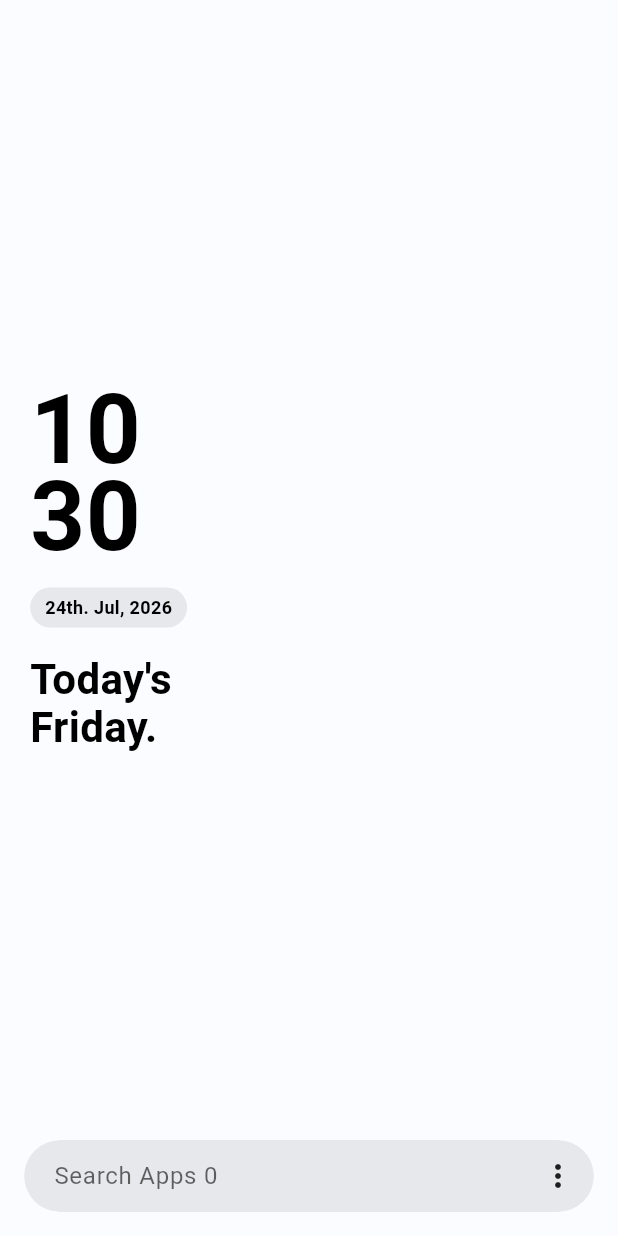
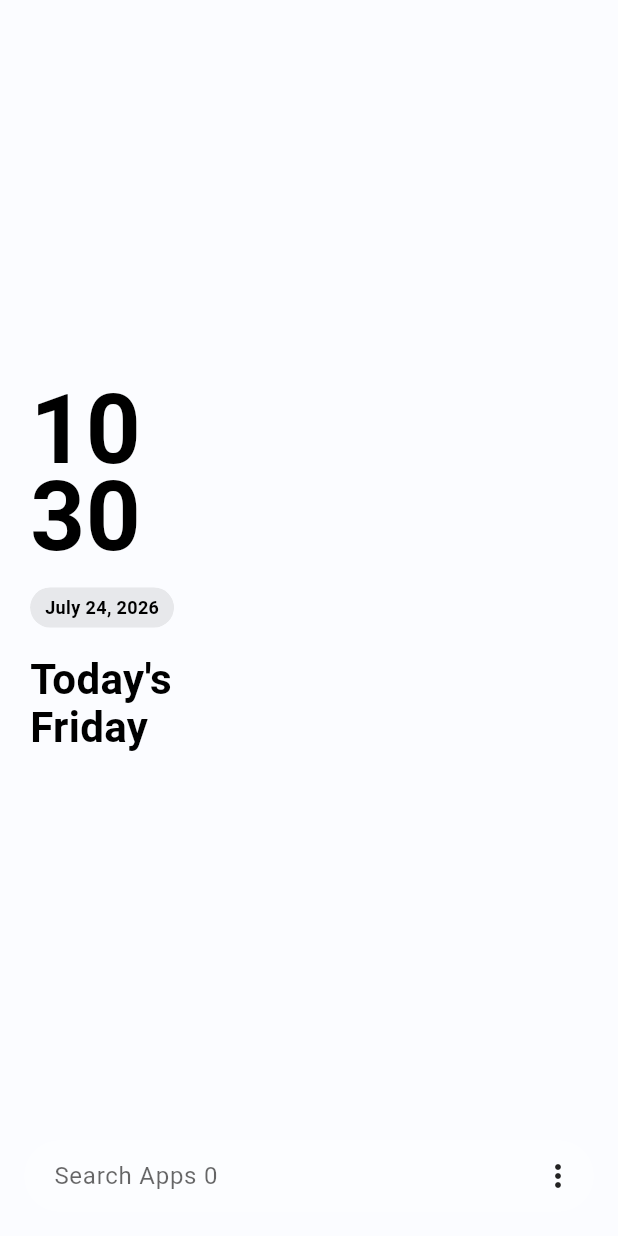
Before and after one commit to Deepaksaini00/deep-launcher, a Flutter app: the screen it shows after launch, on a phone screen of 412 x 824 dp. Run offline on Flutter 3.47's test engine with Material 3 defaults, Android fonts, the phone set to English and light mode, and no system bars; our stand-ins replace file_picker, permission_handler, shared_preferences; missing offline and left inert: installed_apps.

Commit message:
Time formate

```diff
--- a/lib/main.dart
+++ b/lib/main.dart
@@ -2,11 +2,13 @@ import 'package:android_launcher/screens/home_screen.dart';
 import 'package:android_launcher/services/theme_service.dart';
 import 'package:flutter/material.dart';
 import 'package:provider/provider.dart';
+import 'package:intl/date_symbol_data_local.dart';
 
 import 'package:android_launcher/services/wallpaper_service.dart';
 
-void main() {
+void main() async {
   WidgetsFlutterBinding.ensureInitialized();
+  await initializeDateFormatting();
   runApp(
     MultiProvider(
       providers: [
--- a/lib/screens/home_screen.dart
+++ b/lib/screens/home_screen.dart
@@ -1,6 +1,7 @@
 import 'dart:async';
 import 'dart:io';
 import 'dart:ui';
+import 'package:intl/intl.dart';
 import 'package:flutter/services.dart';
 import 'package:android_launcher/icons/app_icons.dart';
 import 'package:android_launcher/services/global_actions.dart';
@@ -52,10 +53,42 @@ class _HomeScreenState extends State<HomeScreen>
     });
   }
 
+  void _onSearchFocusChange() {
+    if (searchFocusNode.hasFocus) {
+      if (!isSearching) {
+        WidgetsBinding.instance.addPostFrameCallback((_) {
+          if (mounted) {
+            setState(() {
+              isSearching = true;
+            });
+            WidgetsBinding.instance.addPostFrameCallback((_) {
+              if (mounted) {
+                searchFocusNode.requestFocus();
+              }
+            });
+          }
+        });
+      }
+    } else {
+      if (isSearching) {
+        WidgetsBinding.instance.addPostFrameCallback((_) {
+          if (mounted) {
+            setState(() {
+              isSearching = false;
+              searchController.clear();
+              filteredApps = installedApps;
+            });
+          }
+        });
+      }
+    }
+  }
+
   @override
   void initState() {
     super.initState();
     WidgetsBinding.instance.addObserver(this);
+    searchFocusNode.addListener(_onSearchFocusChange);
     _loadSettings();
     _loadApps();
     InstalledAppsService.printPinnedAppsPretty();
@@ -82,49 +115,19 @@ class _HomeScreenState extends State<HomeScreen>
   void dispose() {
     _timer?.cancel();
     WidgetsBinding.instance.removeObserver(this);
+    searchFocusNode.removeListener(_onSearchFocusChange);
     searchController.dispose();
     searchFocusNode.dispose();
     super.dispose();
   }
 
   String _formatDate(DateTime dt) {
-    final day = dt.day;
-    String suffix = 'th';
-    if (day >= 11 && day <= 13) {
-      suffix = 'th';
-    } else {
-      switch (day % 10) {
-        case 1:
-          suffix = 'st';
-          break;
-        case 2:
-          suffix = 'nd';
-          break;
-        case 3:
-          suffix = 'rd';
-          break;
-        default:
-          suffix = 'th';
-      }
+    try {
+      final locale = PlatformDispatcher.instance.locale.toString();
+      return DateFormat.yMMMMd(locale).format(dt);
+    } catch (_) {
+      return DateFormat.yMMMMd('en_US').format(dt);
     }
-
-    const months = [
-      'Jan',
-      'Feb',
-      'Mar',
-      'Apr',
-      'May',
-      'Jun',
-      'Jul',
-      'Aug',
-      'Sep',
-      'Oct',
-      'Nov',
-      'Dec'
-    ];
-    final monthStr = months[dt.month - 1];
-
-    return '$day$suffix. $monthStr, ${dt.year}';
   }
 
   @override
@@ -173,6 +176,8 @@ class _HomeScreenState extends State<HomeScreen>
     IconData iconToShow = icons[iconKey] ?? defaultIcon;
 
     final iconBgColor = Colors.white.withValues(alpha: 0.65);
+    final double tileBgSize = gridColumns == 3 ? 65 : 74;
+    final double iconSize = gridColumns == 3 ? 30 : 34;
 
     return InkWell(
       borderRadius: BorderRadius.circular(20),
@@ -187,14 +192,11 @@ class _HomeScreenState extends State<HomeScreen>
       },
       child: Center(
         child: Container(
-          width: 58,
-          height: 58,
-          decoration: BoxDecoration(
-            color: iconBgColor,
-            shape: BoxShape.circle,
-          ),
+          width: tileBgSize,
+          height: tileBgSize,
+          decoration: BoxDecoration(color: iconBgColor, shape: BoxShape.circle),
           child: Center(
-            child: Icon(iconToShow, size: 28, color: Colors.black87),
+            child: Icon(iconToShow, size: iconSize, color: Colors.black87),
           ),
         ),
       ),
@@ -218,28 +220,33 @@ class _HomeScreenState extends State<HomeScreen>
     SystemChrome.setSystemUIOverlayStyle(
       SystemUiOverlayStyle(
         statusBarColor: Colors.transparent,
-        statusBarIconBrightness: useDarkText ? Brightness.dark : Brightness.light,
+        statusBarIconBrightness: useDarkText
+            ? Brightness.dark
+            : Brightness.light,
         systemNavigationBarColor: Colors.transparent,
-        systemNavigationBarIconBrightness: useDarkText ? Brightness.dark : Brightness.light,
+        systemNavigationBarIconBrightness: useDarkText
+            ? Brightness.dark
+            : Brightness.light,
       ),
     );
 
-    int displayHour = _currentTime.hour % 12;
-    if (displayHour == 0) displayHour = 12;
+    final use24Hour = MediaQuery.of(context).alwaysUse24HourFormat;
+    int displayHour = _currentTime.hour;
+    if (!use24Hour) {
+      displayHour = displayHour % 12;
+      if (displayHour == 0) displayHour = 12;
+    }
     final hourStr = displayHour.toString().padLeft(2, '0');
     final minuteStr = _currentTime.minute.toString().padLeft(2, '0');
     final clockColor = isDark ? Colors.white : Colors.black;
 
-    const weekdays = [
-      'Monday',
-      'Tuesday',
-      'Wednesday',
-      'Thursday',
-      'Friday',
-      'Saturday',
-      'Sunday'
-    ];
-    final weekdayName = weekdays[_currentTime.weekday - 1];
+    final String locale = PlatformDispatcher.instance.locale.toString();
+    String weekdayName;
+    try {
+      weekdayName = DateFormat.EEEE(locale).format(_currentTime);
+    } catch (_) {
+      weekdayName = DateFormat.EEEE('en_US').format(_currentTime);
+    }
 
     int leftFlex = 6;
     int rightFlex = 5;
@@ -261,11 +268,10 @@ class _HomeScreenState extends State<HomeScreen>
       onPopInvokedWithResult: (didPop, result) {
         if (didPop) return;
         if (isSearching) {
-          setState(() {
-            isSearching = false;
-            searchController.clear();
-            filteredApps = installedApps;
-          });
+          searchFocusNode.unfocus();
+          print(
+            "****************************************************** At line 301",
+          );
         }
       },
       child: Scaffold(
@@ -283,7 +289,10 @@ class _HomeScreenState extends State<HomeScreen>
                     ClipRect(
                       child: Transform.scale(
                         scale: wallpaper.getCropScale(isDark),
-                        alignment: Alignment(wallpaper.getCropX(isDark), wallpaper.getCropY(isDark)),
+                        alignment: Alignment(
+                          wallpaper.getCropX(isDark),
+                          wallpaper.getCropY(isDark),
+                        ),
                         child: Image.file(
                           File(wallpaper.getPath(isDark)!),
                           fit: BoxFit.cover,
@@ -294,7 +303,8 @@ class _HomeScreenState extends State<HomeScreen>
                         ),
                       ),
                     ),
-                    if (wallpaper.getFrosted(isDark) && wallpaper.getFrostBlur(isDark) > 0)
+                    if (wallpaper.getFrosted(isDark) &&
+                        wallpaper.getFrostBlur(isDark) > 0)
                       ClipRect(
                         child: BackdropFilter(
                           filter: ImageFilter.blur(
@@ -312,6 +322,31 @@ class _HomeScreenState extends State<HomeScreen>
                 ),
               ),
 
+            // 1.5. Top Status Bar Blur Background
+            if (wallpaper.hasWallpaper(isDark) && !isSearching)
+              Positioned(
+                top: -5,
+                left: 0,
+                right: 0,
+                height: MediaQuery.of(context).padding.top + 8,
+                child: ClipRect(
+                  child: BackdropFilter(
+                    filter: ImageFilter.blur(sigmaX: 10, sigmaY: 10),
+                    child: Container(
+                      decoration: BoxDecoration(
+                        color: Colors.white.withValues(alpha: 0.80),
+                        border: Border(
+                          bottom: BorderSide(
+                            color: theme.textColor.withValues(alpha: 0.40),
+                            width: 1,
+                          ),
+                        ),
+                      ),
+                    ),
+                  ),
+                ),
+              ),
+
             // 2. Main Content
             Column(
               children: [
@@ -325,7 +360,8 @@ class _HomeScreenState extends State<HomeScreen>
                         child: Align(
                           alignment: Alignment.centerLeft,
                           child: Padding(
-                            padding: const EdgeInsets.only(
+                            padding: EdgeInsets.only(
+                              // top: 50,
                               left: 20,
                               bottom: 10,
                               right: 5,
@@ -358,7 +394,10 @@ class _HomeScreenState extends State<HomeScreen>
                                   ClipRRect(
                                     borderRadius: BorderRadius.circular(15),
                                     child: BackdropFilter(
-                                      filter: ImageFilter.blur(sigmaX: 5, sigmaY: 5),
+                                      filter: ImageFilter.blur(
+                                        sigmaX: 8,
+                                        sigmaY: 8,
+                                      ),
                                       child: Container(
                                         padding: const EdgeInsets.symmetric(
                                           horizontal: 10,
@@ -366,16 +405,24 @@ class _HomeScreenState extends State<HomeScreen>
                                         ),
                                         decoration: BoxDecoration(
                                           color: isDark
-                                              ? Colors.white.withValues(alpha: 0.15)
-                                              : Colors.black.withValues(alpha: 0.08),
-                                          borderRadius: BorderRadius.circular(15),
+                                              ? Colors.white.withValues(
+                                                  alpha: 0.15,
+                                                )
+                                              : Colors.black.withValues(
+                                                  alpha: 0.08,
+                                                ),
+                                          borderRadius: BorderRadius.circular(
+                                            15,
+                                          ),
                                         ),
                                         child: Text(
                                           _formatDate(_currentTime),
                                           style: TextStyle(
                                             fontSize: 12,
                                             fontWeight: FontWeight.bold,
-                                            color: isDark ? Colors.white : Colors.black,
+                                            color: isDark
+                                                ? Colors.white
+                                                : Colors.black,
                                           ),
                                         ),
                                       ),
@@ -384,11 +431,13 @@ class _HomeScreenState extends State<HomeScreen>
                                   const SizedBox(height: 18),
                                   // Today's [Weekday]
                                   Text(
-                                    "Today's\n$weekdayName.",
+                                    "Today's\n$weekdayName",
                                     style: TextStyle(
                                       fontSize: 28,
                                       fontWeight: FontWeight.w700,
-                                      color: isDark ? Colors.white : Colors.black,
+                                      color: isDark
+                                          ? Colors.white
+                                          : Colors.black,
                                       height: 1.15,
                                     ),
                                   ),
@@ -404,7 +453,7 @@ class _HomeScreenState extends State<HomeScreen>
                         child: Align(
                           alignment: Alignment.bottomCenter,
                           child: Padding(
-                            padding: const EdgeInsets.only(
+                            padding: EdgeInsets.only(
                               right: 15,
                               bottom: 20,
                               left: 10,
@@ -445,13 +494,7 @@ class _HomeScreenState extends State<HomeScreen>
                       ),
                       child: Container(
                         decoration: BoxDecoration(
-                          color: wallpaper.hasWallpaper(isDark)
-                              ? theme.background.withValues(
-                                  alpha: isDark ? 0.45 : 0.35,
-                                )
-                              : (isDark
-                                    ? Colors.white.withValues(alpha: 0.12)
-                                    : Colors.black.withValues(alpha: 0.08)),
+                          color: Colors.white.withValues(alpha: 0.35),
                           borderRadius: BorderRadius.circular(50.0),
                           border: wallpaper.hasWallpaper(isDark)
                               ? Border.all(
@@ -466,12 +509,6 @@ class _HomeScreenState extends State<HomeScreen>
                           controller: searchController,
                           focusNode: searchFocusNode,
                           style: TextStyle(color: theme.textColor),
-                          onTap: () {
-                            if (!isSearching) {
-                              setState(() => isSearching = true);
-                              searchFocusNode.requestFocus();
-                            }
-                          },
                           onChanged: (query) {
                             setState(() {
                               filteredApps = installedApps
@@ -501,12 +538,10 @@ class _HomeScreenState extends State<HomeScreen>
                               ),
                               onPressed: () async {
                                 if (isSearching) {
-                                  FocusManager.instance.primaryFocus?.unfocus();
-                                  setState(() {
-                                    isSearching = false;
-                                    searchController.clear();
-                                    filteredApps = installedApps;
-                                  });
+                                  searchFocusNode.unfocus();
+                                  print(
+                                    "***************************************************** At line 569",
+                                  );
                                 } else {
                                   final action = await askGlobalAction(context);
                                   if (action == null) return;
@@ -578,7 +613,7 @@ class _HomeScreenState extends State<HomeScreen>
                 child: ClipRect(
                   child: BackdropFilter(
                     filter: ImageFilter.blur(sigmaX: 15, sigmaY: 15),
-                    child: Container(
+                    child: Material(
                       color: theme.background.withValues(
                         alpha: wallpaper.hasWallpaper(isDark)
                             ? (isDark ? 0.45 : 0.35)
@@ -589,6 +624,7 @@ class _HomeScreenState extends State<HomeScreen>
                           Container(
                             height: MediaQuery.of(context).padding.top + 8,
                             decoration: BoxDecoration(
+                              color: Colors.white.withValues(alpha: 0.25),
                               border: Border(
                                 bottom: BorderSide(
                                   color: theme.textColor.withValues(
@@ -602,7 +638,10 @@ class _HomeScreenState extends State<HomeScreen>
                           Expanded(
                             child: ListView.builder(
                               reverse: searchController.text.isNotEmpty,
-                              padding: const EdgeInsets.only(top: 10, bottom: 20),
+                              padding: const EdgeInsets.only(
+                                top: 10,
+                                bottom: 20,
+                              ),
                               itemCount: filteredApps.length,
                               itemBuilder: (context, index) {
                                 final app = filteredApps[index];
@@ -620,15 +659,20 @@ class _HomeScreenState extends State<HomeScreen>
                                     ),
                                   ),
                                   onTap: () async {
-                                    setState(() {
-                                      isSearching = false;
-                                      searchController.clear();
-                                      filteredApps = installedApps;
-                                    });
-                                    await InstalledApps.startApp(app.packageName);
+                                    searchFocusNode.unfocus();
+                                    print(
+                                      "********************************************8**** At line 687",
+                                    );
+                                    await InstalledApps.startApp(
+                                      app.packageName,
+                                    );
                                   },
                                   onLongPress: () {
-                                    AppDialogs.appDialogBox(context, app, _loadApps);
+                                    AppDialogs.appDialogBox(
+                                      context,
+                                      app,
+                                      _loadApps,
+                                    );
                                   },
                                 );
                               },
@@ -646,7 +690,10 @@ class _HomeScreenState extends State<HomeScreen>
     );
   }
 
-  Future<void> _pickAndOpenWallpaperEditor(BuildContext context, {required bool isDark}) async {
+  Future<void> _pickAndOpenWallpaperEditor(
+    BuildContext context, {
+    required bool isDark,
+  }) async {
     try {
       final result = await FilePicker.platform.pickFiles(type: FileType.image);
       if (result == null || result.files.isEmpty) {
@@ -668,10 +715,7 @@ class _HomeScreenState extends State<HomeScreen>
         context,
         MaterialPageRoute(
           builder: (editorContext) =>
-              WallpaperEditor(
-                path: path,
-                isDark: isDark,
-              ),
+              WallpaperEditor(path: path, isDark: isDark),
         ),
       );
     } catch (e, stackTrace) {
@@ -680,28 +724,43 @@ class _HomeScreenState extends State<HomeScreen>
   }
 
   void _showWallpaperOptionsDialog(BuildContext context) {
-    final theme = Provider.of<ThemeService>(context, listen: false).resolvedTheme(context);
+    final theme = Provider.of<ThemeService>(
+      context,
+      listen: false,
+    ).resolvedTheme(context);
     final wallpaper = Provider.of<WallpaperService>(context, listen: false);
     showDialog(
       context: context,
       builder: (dialogContext) {
         return AlertDialog(
           backgroundColor: theme.dialogColor,
-          title: Text('Wallpaper Settings', style: TextStyle(color: theme.textColor)),
+          title: Text(
+            'Wallpaper Settings',
+            style: TextStyle(color: theme.textColor),
+          ),
           content: Column(
             mainAxisSize: MainAxisSize.min,
             children: [
               ListTile(
                 leading: Icon(Icons.wb_sunny_outlined, color: theme.iconColor),
-                title: Text('Pick Light Wallpaper', style: TextStyle(color: theme.textColor)),
+                title: Text(
+                  'Pick Light Wallpaper',
+                  style: TextStyle(color: theme.textColor),
+                ),
                 onTap: () {
                   Navigator.pop(dialogContext);
                   _pickAndOpenWallpaperEditor(context, isDark: false);
                 },
               ),
               ListTile(
-                leading: Icon(Icons.nightlight_round_outlined, color: theme.iconColor),
-                title: Text('Pick Dark Wallpaper', style: TextStyle(color: theme.textColor)),
+                leading: Icon(
+                  Icons.nightlight_round_outlined,
+                  color: theme.iconColor,
+                ),
+                title: Text(
+                  'Pick Dark Wallpaper',
+                  style: TextStyle(color: theme.textColor),
+                ),
                 onTap: () {
                   Navigator.pop(dialogContext);
                   _pickAndOpenWallpaperEditor(context, isDark: true);
@@ -710,7 +769,10 @@ class _HomeScreenState extends State<HomeScreen>
               const Divider(),
               ListTile(
                 leading: const Icon(Icons.clear, color: Colors.redAccent),
-                title: Text('Clear Light Wallpaper', style: TextStyle(color: theme.textColor)),
+                title: Text(
+                  'Clear Light Wallpaper',
+                  style: TextStyle(color: theme.textColor),
+                ),
                 onTap: () async {
                   await wallpaper.clearWallpaper(false);
                   if (dialogContext.mounted) Navigator.pop(dialogContext);
@@ -718,7 +780,10 @@ class _HomeScreenState extends State<HomeScreen>
               ),
               ListTile(
                 leading: const Icon(Icons.clear, color: Colors.redAccent),
-                title: Text('Clear Dark Wallpaper', style: TextStyle(color: theme.textColor)),
+                title: Text(
+                  'Clear Dark Wallpaper',
+                  style: TextStyle(color: theme.textColor),
+                ),
                 onTap: () async {
                   await wallpaper.clearWallpaper(true);
                   if (dialogContext.mounted) Navigator.pop(dialogContext);
@@ -726,7 +791,10 @@ class _HomeScreenState extends State<HomeScreen>
               ),
               ListTile(
                 leading: const Icon(Icons.delete_forever, color: Colors.red),
-                title: Text('Clear All Wallpapers', style: TextStyle(color: theme.textColor)),
+                title: Text(
+                  'Clear All Wallpapers',
+                  style: TextStyle(color: theme.textColor),
+                ),
                 onTap: () async {
                   await wallpaper.clearAll();
                   if (dialogContext.mounted) Navigator.pop(dialogContext);
@@ -740,7 +808,10 @@ class _HomeScreenState extends State<HomeScreen>
   }
 
   Future<void> _showLauncherSettings(BuildContext context) {
-    final theme = Provider.of<ThemeService>(context, listen: false).resolvedTheme(context);
+    final theme = Provider.of<ThemeService>(
+      context,
+      listen: false,
+    ).resolvedTheme(context);
     return showModalBottomSheet<void>(
       context: context,
       backgroundColor: theme.dialogColor,
@@ -756,7 +827,10 @@ class _HomeScreenState extends State<HomeScreen>
                 children: [
                   const SizedBox(height: 8),
                   ListTile(
-                    leading: Icon(Icons.palette_outlined, color: theme.iconColor),
+                    leading: Icon(
+                      Icons.palette_outlined,
+                      color: theme.iconColor,
+                    ),
                     title: Text(
                       "Change Theme",
                       style: TextStyle(color: theme.textColor),
--- a/pubspec.yaml
+++ b/pubspec.yaml
@@ -43,6 +43,7 @@ dependencies:
   file_picker: ^10.3.6
   path_provider: ^2.1.0
   provider: ^6.0.0
+  intl: ^0.20.3
 
 dev_dependencies:
   flutter_test:
```
Also changed, not shown: pubspec.lock, 1 other file.
